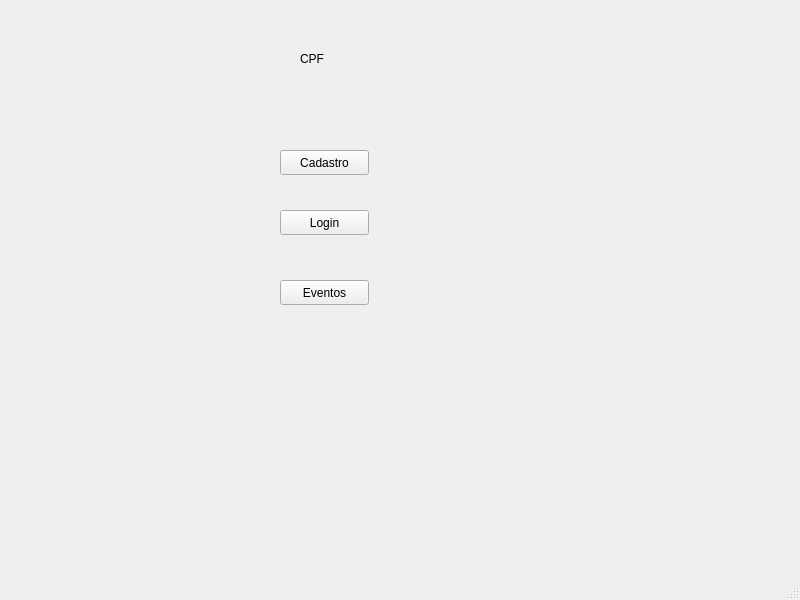
First picture: the form in ui/controladora.ui, repository PedroAugustoRamalhoDuarte/Trabalho-TP1, before the edit.
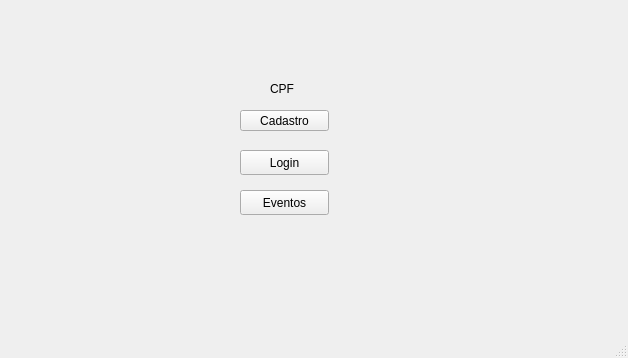
Second picture: the form after the edit.

What changed in the file:
```diff
--- a/ui/controladora.ui
+++ b/ui/controladora.ui
@@ -6,21 +6,34 @@
    <rect>
     <x>0</x>
     <y>0</y>
-    <width>800</width>
-    <height>600</height>
+    <width>628</width>
+    <height>358</height>
    </rect>
   </property>
   <property name="windowTitle">
    <string>viewUsuario</string>
   </property>
   <widget class="QWidget" name="centralwidget">
+   <widget class="QLabel" name="label">
+    <property name="geometry">
+     <rect>
+      <x>270</x>
+      <y>80</y>
+      <width>67</width>
+      <height>17</height>
+     </rect>
+    </property>
+    <property name="text">
+     <string>CPF</string>
+    </property>
+   </widget>
    <widget class="QPushButton" name="btnCadastro">
     <property name="geometry">
      <rect>
-      <x>280</x>
-      <y>150</y>
+      <x>240</x>
+      <y>110</y>
       <width>89</width>
-      <height>25</height>
+      <height>21</height>
      </rect>
     </property>
     <property name="text">
@@ -30,8 +43,8 @@
    <widget class="QPushButton" name="btnLogin">
     <property name="geometry">
      <rect>
-      <x>280</x>
-      <y>210</y>
+      <x>240</x>
+      <y>150</y>
       <width>89</width>
       <height>25</height>
      </rect>
@@ -43,8 +56,8 @@
    <widget class="QPushButton" name="btnEventos">
     <property name="geometry">
      <rect>
-      <x>280</x>
-      <y>280</y>
+      <x>240</x>
+      <y>190</y>
       <width>89</width>
       <height>25</height>
      </rect>
@@ -53,19 +66,6 @@
      <string>Eventos</string>
     </property>
    </widget>
-   <widget class="QLabel" name="label">
-    <property name="geometry">
-     <rect>
-      <x>300</x>
-      <y>50</y>
-      <width>67</width>
-      <height>17</height>
-     </rect>
-    </property>
-    <property name="text">
-     <string>CPF</string>
-    </property>
-   </widget>
   </widget>
   <widget class="QMenuBar" name="menubar">
    <property name="geometry">
```
Left out of the diff: 2 changed lines with no effect on the pictures.
